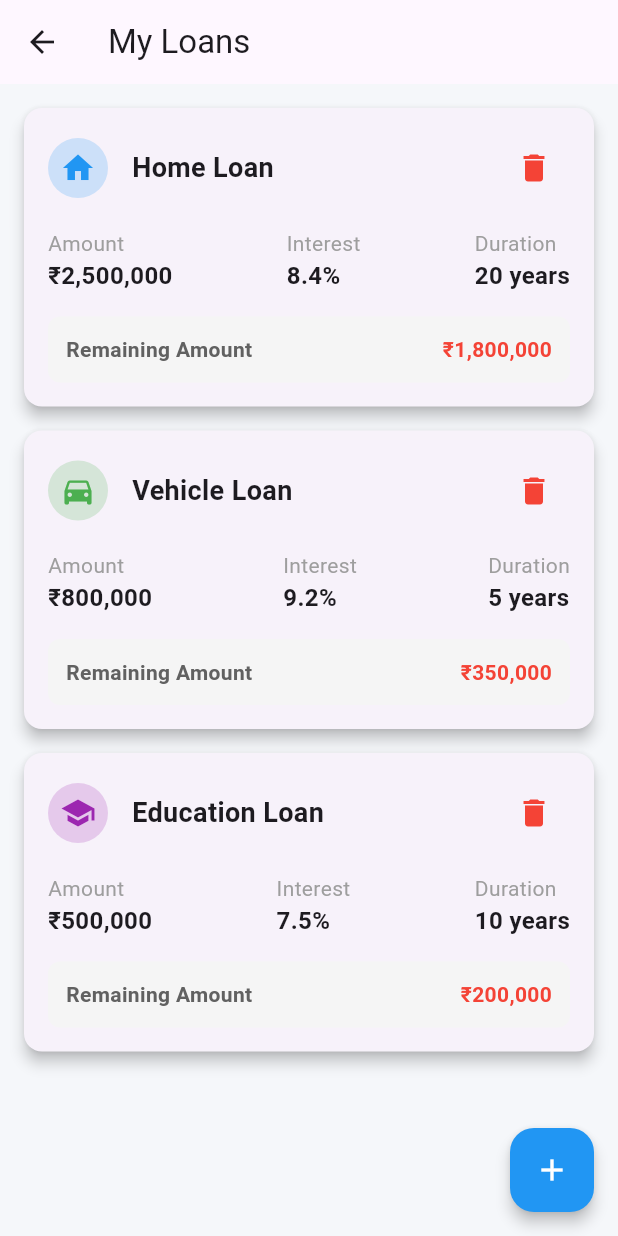
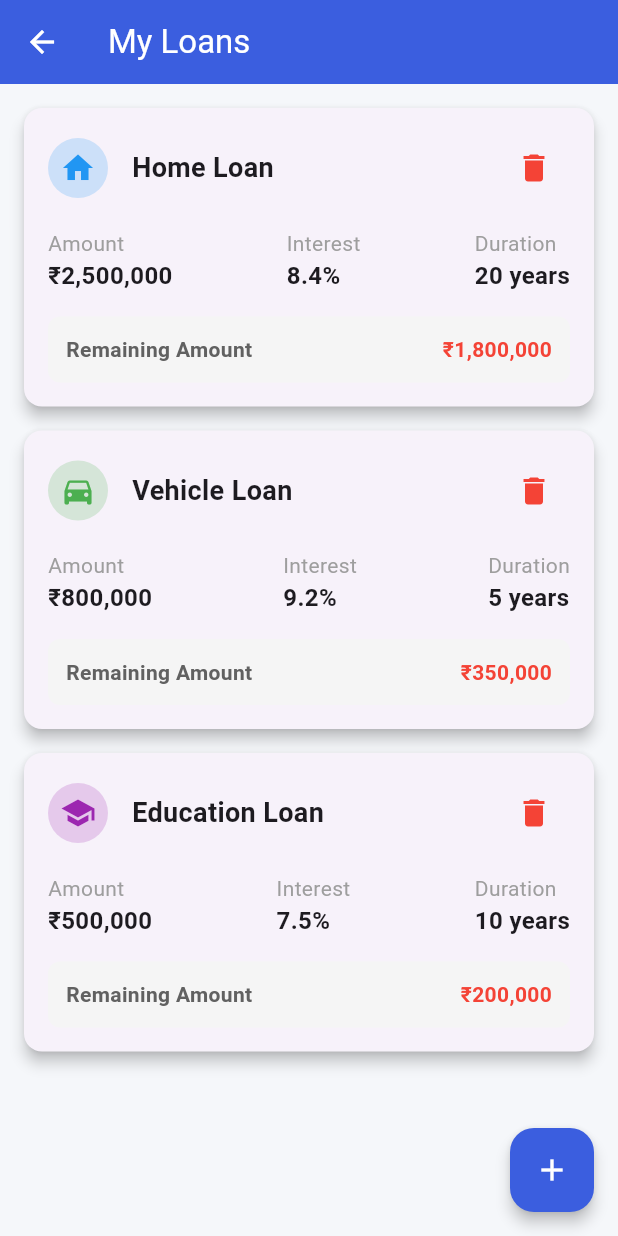
Before and after one commit to manya7s/canbank, a Flutter app: the LoanPage screen opened directly, on a phone screen of 412 x 824 dp. Run offline on Flutter 3.47's test engine with Material 3 defaults, Android fonts, the phone set to English and light mode, and no system bars.

Commit message:
Update loan_page.dart

```diff
--- a/lib/screens/loan_page.dart
+++ b/lib/screens/loan_page.dart
@@ -182,7 +182,10 @@ class _LoanPageState extends State<LoanPage> {
   Widget build(BuildContext context) {
     return Scaffold(
       appBar: AppBar(
-        title: Text("My Loans"),
+        title: Text("My Loans",
+          style: TextStyle(color: Colors.white),),
+        backgroundColor: Color(0xFF3B5EDF),
+        iconTheme: IconThemeData(color: Colors.white),
       ),
       body: _loans.isEmpty
           ? Center(
@@ -336,7 +339,7 @@ class _LoanPageState extends State<LoanPage> {
       floatingActionButton: FloatingActionButton(
         onPressed: _showAddDialog,
         child: Icon(Icons.add, color: Colors.white),
-        backgroundColor: Colors.blue,
+        backgroundColor: Color(0xFF3B5EDF),
         elevation: 4,
       ),
     );
```
